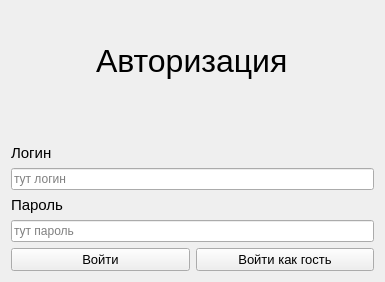
Qt form ui/auth.ui (Leevandr/demo) before a commit.
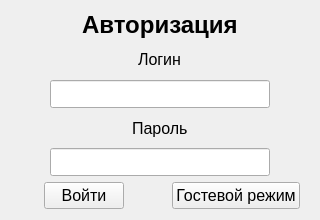
The same form after that commit.

Commit message:
Replace placeholder with demo_exam_obuv_restart + one-command setup
- Replace old sport_plus stub with full shoes shop project
- Add setup.bat (online): venv + pip install + DB restore
- Add setup_helper.py: MySQL endpoint discovery, dump restore, db.py auto-patch
- Add run.cmd: bootstrap that clones/pulls into %USERPROFILE%\demo
- Add SETUP.md with one-line install instructions

```diff
--- a/ui/auth.ui
+++ b/ui/auth.ui
@@ -6,8 +6,8 @@
    <rect>
     <x>0</x>
     <y>0</y>
-    <width>385</width>
-    <height>282</height>
+    <width>320</width>
+    <height>220</height>
    </rect>
   </property>
   <property name="windowTitle">
@@ -16,46 +16,24 @@
   <layout class="QVBoxLayout" name="verticalLayout_2">
    <item>
     <layout class="QVBoxLayout" name="verticalLayout">
-     <item>
-      <layout class="QHBoxLayout" name="horizontalLayout_2">
-       <item alignment="Qt::AlignmentFlag::AlignHCenter">
-        <widget class="QLabel" name="label_3">
-         <property name="minimumSize">
-          <size>
-           <width>100</width>
-           <height>100</height>
-          </size>
-         </property>
-         <property name="font">
-          <font>
-           <pointsize>24</pointsize>
-          </font>
-         </property>
-         <property name="text">
-          <string>Авторизация</string>
-         </property>
-        </widget>
-       </item>
-      </layout>
-     </item>
-     <item>
-      <spacer name="verticalSpacer">
-       <property name="orientation">
-        <enum>Qt::Orientation::Vertical</enum>
+     <item alignment="Qt::AlignmentFlag::AlignHCenter">
+      <widget class="QLabel" name="label_3">
+       <property name="font">
+        <font>
+         <pointsize>18</pointsize>
+         <bold>true</bold>
+        </font>
        </property>
-       <property name="sizeHint" stdset="0">
-        <size>
-         <width>20</width>
-         <height>40</height>
-        </size>
+       <property name="text">
+        <string>Авторизация</string>
        </property>
-      </spacer>
+      </widget>
      </item>
-     <item>
+     <item alignment="Qt::AlignmentFlag::AlignHCenter">
       <widget class="QLabel" name="label">
        <property name="font">
         <font>
-         <pointsize>11</pointsize>
+         <pointsize>12</pointsize>
         </font>
        </property>
        <property name="text">
@@ -63,18 +41,21 @@
        </property>
       </widget>
      </item>
-     <item>
+     <item alignment="Qt::AlignmentFlag::AlignHCenter">
       <widget class="QLineEdit" name="lineEdit_login">
-       <property name="placeholderText">
-        <string>тут логин</string>
+       <property name="minimumSize">
+        <size>
+         <width>220</width>
+         <height>28</height>
+        </size>
        </property>
       </widget>
      </item>
-     <item>
+     <item alignment="Qt::AlignmentFlag::AlignHCenter">
       <widget class="QLabel" name="label_2">
        <property name="font">
         <font>
-         <pointsize>11</pointsize>
+         <pointsize>12</pointsize>
         </font>
        </property>
        <property name="text">
@@ -82,36 +63,42 @@
        </property>
       </widget>
      </item>
-     <item>
+     <item alignment="Qt::AlignmentFlag::AlignHCenter">
       <widget class="QLineEdit" name="lineEdit_password">
-       <property name="placeholderText">
-        <string>тут пароль</string>
+       <property name="minimumSize">
+        <size>
+         <width>220</width>
+         <height>28</height>
+        </size>
+       </property>
+       <property name="echoMode">
+        <enum>QLineEdit::EchoMode::Password</enum>
        </property>
       </widget>
      </item>
      <item>
       <layout class="QHBoxLayout" name="horizontalLayout">
-       <item>
-        <widget class="QPushButton" name="pushButton">
-         <property name="font">
-          <font>
-           <pointsize>10</pointsize>
-          </font>
-         </property>
-         <property name="text">
-          <string>Войти</string>
-         </property>
-        </widget>
-       </item>
-       <item>
+       <item alignment="Qt::AlignmentFlag::AlignHCenter">
         <widget class="QPushButton" name="pushButton_2">
          <property name="font">
           <font>
-           <pointsize>10</pointsize>
+           <pointsize>12</pointsize>
           </font>
          </property>
          <property name="text">
-          <string>Войти как гость</string>
+          <string>Войти</string>
+         </property>
+        </widget>
+       </item>
+       <item alignment="Qt::AlignmentFlag::AlignHCenter">
+        <widget class="QPushButton" name="pushButton">
+         <property name="font">
+          <font>
+           <pointsize>12</pointsize>
+          </font>
+         </property>
+         <property name="text">
+          <string>Гостевой режим</string>
          </property>
         </widget>
        </item>
```
Left out of the diff: 6 changed lines with no effect on the pictures. The commit also changes 82 other files.
